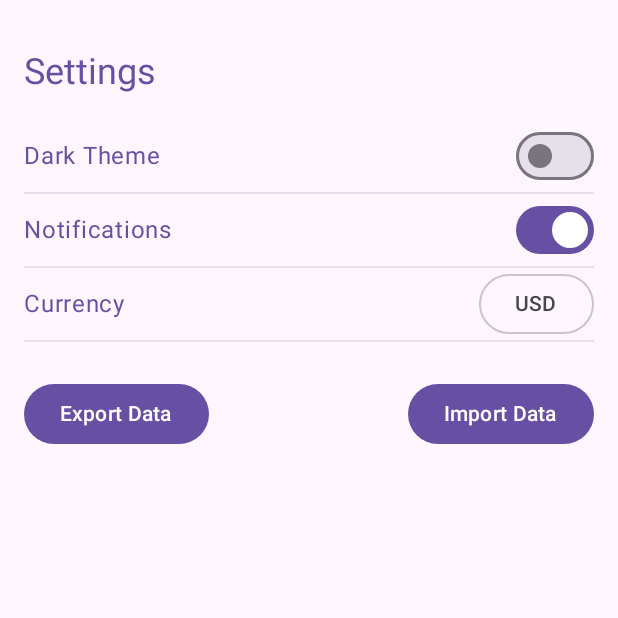
After one commit to Klariskao/Android-Budgeting-app-, an Android app built with Jetpack Compose: the SettingsScreen screen opened through its navigation route, on a phone screen of 412 x 824 dp, the top half of it. The commit adds this screen. Run offline under Robolectric (Android 15) with nearby library versions, the phone set to English and light mode, and no system bars; our stand-ins replace Room's generated code; libraries missing offline, so code that uses them is left out: com.github.mikephil.charting.

Commit message:
💄 Add SettingsScreen

```diff
--- a/app/src/main/java/com/example/mybudget/MainActivity.kt
+++ b/app/src/main/java/com/example/mybudget/MainActivity.kt
@@ -19,6 +19,7 @@ import com.example.mybudget.ui.screens.AddExpenseScreen
 import com.example.mybudget.ui.screens.AddIncomeScreen
 import com.example.mybudget.ui.screens.BudgetScreen
 import com.example.mybudget.ui.screens.ExpenseDetailScreen
+import com.example.mybudget.ui.screens.SettingsScreen
 import org.koin.androidx.compose.koinViewModel
 import org.koin.androidx.viewmodel.ext.android.viewModel
 
@@ -59,6 +60,9 @@ class MainActivity : ComponentActivity() {
                         )
                         ExpenseDetailScreen(viewModel = viewModel, navController)
                     }
+                    composable(Screen.Settings.route) {
+                        SettingsScreen()
+                    }
                 }
             }
         }
--- a/app/src/main/java/com/example/mybudget/ui/navigation/Screen.kt
+++ b/app/src/main/java/com/example/mybudget/ui/navigation/Screen.kt
@@ -7,4 +7,6 @@ sealed class Screen(val route: String) {
     data object ExpenseDetail : Screen("expense_detail/{expenseId}") {
         fun createRoute(expenseId: Long) = "expense_detail/$expenseId"
     }
+
+    data object Settings : Screen("settings")
 }
--- a/app/src/main/java/com/example/mybudget/ui/screens/BudgetScreen.kt
+++ b/app/src/main/java/com/example/mybudget/ui/screens/BudgetScreen.kt
@@ -1,8 +1,6 @@
 package com.example.mybudget.ui.screens
 
-import android.content.Context
 import android.content.res.Configuration
-import android.widget.Toast
 import androidx.compose.foundation.BorderStroke
 import androidx.compose.foundation.Canvas
 import androidx.compose.foundation.background
@@ -31,7 +29,7 @@ import androidx.compose.material.icons.filled.AttachMoney
 import androidx.compose.material.icons.filled.Delete
 import androidx.compose.material.icons.filled.Edit
 import androidx.compose.material.icons.filled.MoneyOff
-import androidx.compose.material3.Button
+import androidx.compose.material.icons.filled.Settings
 import androidx.compose.material3.ButtonDefaults
 import androidx.compose.material3.Card
 import androidx.compose.material3.CardDefaults
@@ -40,6 +38,7 @@ import androidx.compose.material3.DropdownMenuItem
 import androidx.compose.material3.ExperimentalMaterial3Api
 import androidx.compose.material3.FilterChip
 import androidx.compose.material3.Icon
+import androidx.compose.material3.IconButton
 import androidx.compose.material3.LinearProgressIndicator
 import androidx.compose.material3.ListItem
 import androidx.compose.material3.MaterialTheme
@@ -86,7 +85,6 @@ import com.example.mybudget.data.model.ExpenseFrequency
 import com.example.mybudget.data.model.ExpensePriority
 import com.example.mybudget.data.model.Income
 import com.example.mybudget.data.model.IncomeFrequency
-import com.example.mybudget.data.util.CsvExporter
 import com.example.mybudget.repository.BudgetRepositoryImpl
 import com.example.mybudget.ui.BudgetViewModel
 import com.example.mybudget.ui.dialogs.DeleteConfirmationDialog
@@ -120,8 +118,7 @@ fun BudgetScreen(viewModel: BudgetViewModel, navController: NavController) {
     var sortOption by remember { mutableStateOf(ExpensesSortOption.NONE) }
     var selectedExpensePriorities by remember { mutableStateOf(setOf<ExpensePriority>()) }
 
-    val graphColors =
-        listOf(
+    val graphColors = listOf(
         MaterialTheme.colorScheme.primary,
         MaterialTheme.colorScheme.secondary,
         MaterialTheme.colorScheme.tertiary,
@@ -172,15 +169,14 @@ fun BudgetScreen(viewModel: BudgetViewModel, navController: NavController) {
 
     Scaffold { padding ->
         LazyColumn(
-            modifier =
-            Modifier
+            modifier = Modifier
                 .fillMaxSize()
                 .padding(padding)
                 .padding(horizontal = 16.dp, vertical = 12.dp),
             verticalArrangement = Arrangement.spacedBy(16.dp),
         ) {
             item {
-                BudgetSummaryCard(budget)
+                BudgetSummaryCard(budget, navController)
             }
 
             item {
@@ -311,7 +307,7 @@ fun BudgetScreen(viewModel: BudgetViewModel, navController: NavController) {
 }
 
 @Composable
-fun BudgetSummaryCard(budget: Budget, modifier: Modifier = Modifier) {
+fun BudgetSummaryCard(budget: Budget, navController: NavController, modifier: Modifier = Modifier) {
     val monthlyIncome = budget.incomes.sumOf { it.toMonthlyAmount() }
     val yearlyIncome =
         budget.incomes.sumOf { it.toYearlyAmount(customFrequencyInDays = it.customFrequencyInDays) }
@@ -338,13 +334,18 @@ fun BudgetSummaryCard(budget: Budget, modifier: Modifier = Modifier) {
         shape = RoundedCornerShape(16.dp),
         colors = CardDefaults.cardColors(containerColor = MaterialTheme.colorScheme.surfaceVariant),
     ) {
-        Column(modifier = Modifier.padding(16.dp)) {
+        Column(
+            modifier = Modifier
+                .padding(horizontal = 16.dp)
+                .padding(top = 8.dp, bottom = 16.dp),
+        ) {
             Row(
                 modifier = Modifier.fillMaxWidth(),
                 horizontalArrangement = Arrangement.SpaceBetween,
+                verticalAlignment = Alignment.CenterVertically,
             ) {
                 Text("Total Budget Summary", style = MaterialTheme.typography.titleMedium)
-                ExportButton(LocalContext.current, budget.incomes, budget.expenses)
+                ExportButton(navController = navController)
             }
 
             Spacer(Modifier.height(12.dp))
@@ -390,21 +391,11 @@ fun BudgetSummaryCard(budget: Budget, modifier: Modifier = Modifier) {
 }
 
 @Composable
-fun ExportButton(context: Context, incomes: List<Income>, expenses: List<Expense>) {
-    Button(
-        onClick = {
-            val file = CsvExporter.exportToInternalStorage(context, incomes, expenses)
-            Toast.makeText(
-                context,
-                file?.let { "Exported to ${it.absolutePath}" } ?: "Export failed",
-                Toast.LENGTH_LONG,
-            ).show()
-        },
-        modifier = Modifier
-            .wrapContentWidth()
-            .height(40.dp),
+fun ExportButton(navController: NavController) {
+    IconButton(
+        onClick = { navController.navigate(Screen.Settings.route) },
     ) {
-        Text("Export Data")
+        Icon(Icons.Default.Settings, contentDescription = "Settings")
     }
 }
 
@@ -853,7 +844,7 @@ fun BudgetPeriodOverview(incomes: List<Income>, expenses: List<Expense>) {
                             },
                         )
                     }
-                    Divider()
+                    Divider(color = MaterialTheme.colorScheme.surfaceVariant)
                     DropdownMenuItem(
                         text = { Text("Full Year") },
                         onClick = {
--- /dev/null
+++ b/app/src/main/java/com/example/mybudget/ui/screens/SettingsScreen.kt
@@ -0,0 +1,161 @@
+package com.example.mybudget.ui.screens
+
+import android.content.res.Configuration
+import android.widget.Toast
+import androidx.compose.foundation.background
+import androidx.compose.foundation.layout.Arrangement
+import androidx.compose.foundation.layout.Box
+import androidx.compose.foundation.layout.Column
+import androidx.compose.foundation.layout.Row
+import androidx.compose.foundation.layout.Spacer
+import androidx.compose.foundation.layout.fillMaxSize
+import androidx.compose.foundation.layout.fillMaxWidth
+import androidx.compose.foundation.layout.height
+import androidx.compose.foundation.layout.padding
+import androidx.compose.material.Divider
+import androidx.compose.material3.Button
+import androidx.compose.material3.DropdownMenu
+import androidx.compose.material3.DropdownMenuItem
+import androidx.compose.material3.MaterialTheme
+import androidx.compose.material3.OutlinedButton
+import androidx.compose.material3.Switch
+import androidx.compose.material3.Text
+import androidx.compose.runtime.Composable
+import androidx.compose.runtime.getValue
+import androidx.compose.runtime.mutableStateOf
+import androidx.compose.runtime.remember
+import androidx.compose.runtime.setValue
+import androidx.compose.ui.Alignment
+import androidx.compose.ui.Modifier
+import androidx.compose.ui.platform.LocalContext
+import androidx.compose.ui.tooling.preview.Preview
+import androidx.compose.ui.unit.dp
+import com.example.mybudget.ui.theme.MyBudgetTheme
+
+@Composable
+fun SettingsScreen() {
+    val context = LocalContext.current
+    var isDarkTheme by remember { mutableStateOf(false) }
+    var notificationsEnabled by remember { mutableStateOf(true) }
+    var selectedCurrency by remember { mutableStateOf("USD") }
+
+    Column(
+        modifier = Modifier
+            .fillMaxSize()
+            .background(MaterialTheme.colorScheme.background)
+            .padding(16.dp)
+            .padding(top = 16.dp),
+    ) {
+        Text(
+            "Settings",
+            style = MaterialTheme.typography.headlineSmall,
+            color = MaterialTheme.colorScheme.primary,
+        )
+
+        Spacer(Modifier.height(16.dp))
+
+        Row(
+            verticalAlignment = Alignment.CenterVertically,
+            modifier = Modifier.fillMaxWidth(),
+        ) {
+            Text("Dark Theme", Modifier.weight(1f), color = MaterialTheme.colorScheme.primary)
+            Switch(
+                checked = isDarkTheme,
+                onCheckedChange = { isDarkTheme = it },
+            )
+        }
+
+        Divider(color = MaterialTheme.colorScheme.surfaceVariant)
+
+        Row(
+            verticalAlignment = Alignment.CenterVertically,
+            modifier = Modifier.fillMaxWidth(),
+        ) {
+            Text("Notifications", Modifier.weight(1f), color = MaterialTheme.colorScheme.primary)
+            Switch(
+                checked = notificationsEnabled,
+                onCheckedChange = { notificationsEnabled = it },
+            )
+        }
+
+        Divider(color = MaterialTheme.colorScheme.surfaceVariant)
+
+        Row(
+            verticalAlignment = Alignment.CenterVertically,
+            modifier = Modifier.fillMaxWidth(),
+        ) {
+            Text("Currency", Modifier.weight(1f), color = MaterialTheme.colorScheme.primary)
+            DropdownMenuCurrencySelector(
+                selected = selectedCurrency,
+                onCurrencySelected = { selectedCurrency = it },
+            )
+        }
+
+        Divider(color = MaterialTheme.colorScheme.surfaceVariant)
+
+        Spacer(Modifier.height(24.dp))
+
+        Row(
+            verticalAlignment = Alignment.CenterVertically,
+            horizontalArrangement = Arrangement.SpaceBetween,
+            modifier = Modifier.fillMaxWidth(),
+        ) {
+            Button(
+                onClick = {
+                    // TODO: Perform export
+                    Toast.makeText(context, "Export started", Toast.LENGTH_SHORT).show()
+                },
+            ) {
+                Text("Export Data")
+            }
+
+            Button(
+                onClick = {
+                    // TODO: Perform import
+                    Toast.makeText(context, "Import started", Toast.LENGTH_SHORT).show()
+                },
+            ) {
+                Text("Import Data")
+            }
+        }
+    }
+}
+
+@Composable
+fun DropdownMenuCurrencySelector(selected: String, onCurrencySelected: (String) -> Unit) {
+    var expanded by remember { mutableStateOf(false) }
+    val currencies = listOf("USD", "EUR", "GBP", "JPY", "Local")
+
+    Box {
+        OutlinedButton(onClick = { expanded = true }) {
+            Text(selected)
+        }
+        DropdownMenu(expanded = expanded, onDismissRequest = { expanded = false }) {
+            currencies.forEach {
+                DropdownMenuItem(
+                    text = { Text(it) },
+                    onClick = {
+                        onCurrencySelected(it)
+                        expanded = false
+                    },
+                )
+            }
+        }
+    }
+}
+
+@Preview(showBackground = true)
+@Composable
+fun SettingsScreenPreview() {
+    MaterialTheme {
+        SettingsScreen()
+    }
+}
+
+@Preview(showBackground = true, uiMode = Configuration.UI_MODE_NIGHT_YES)
+@Composable
+fun SettingsScreenPreviewDark() {
+    MyBudgetTheme {
+        SettingsScreen()
+    }
+}
```
Lines whose indentation alone changed are shown as unchanged.
